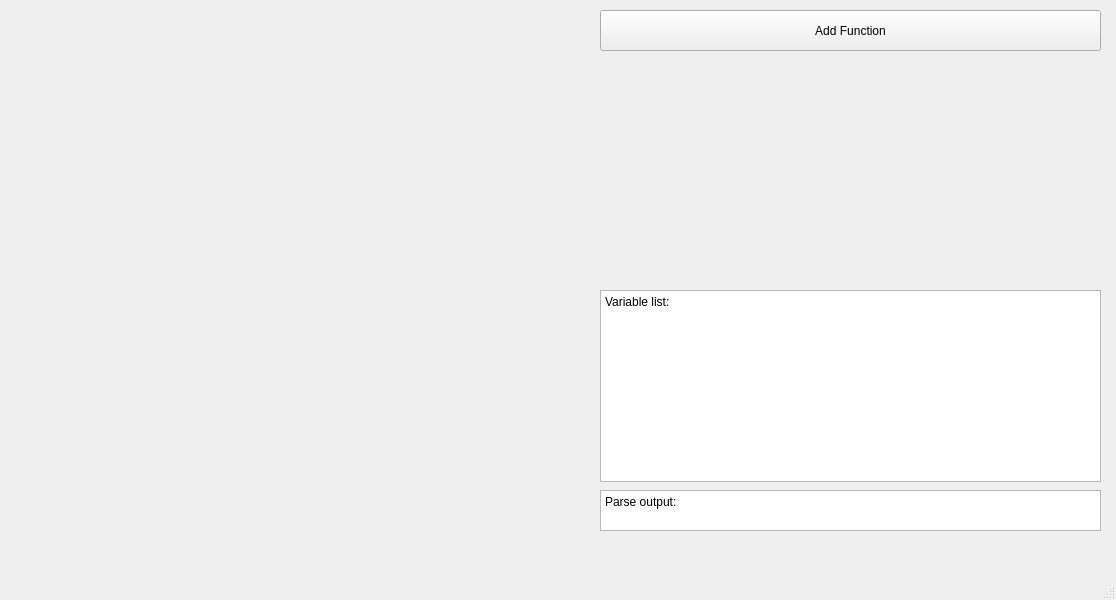
Above: mainwindow.ui from stiyqr/graphing-calculator-prototype before the change. Below: the same form after it.
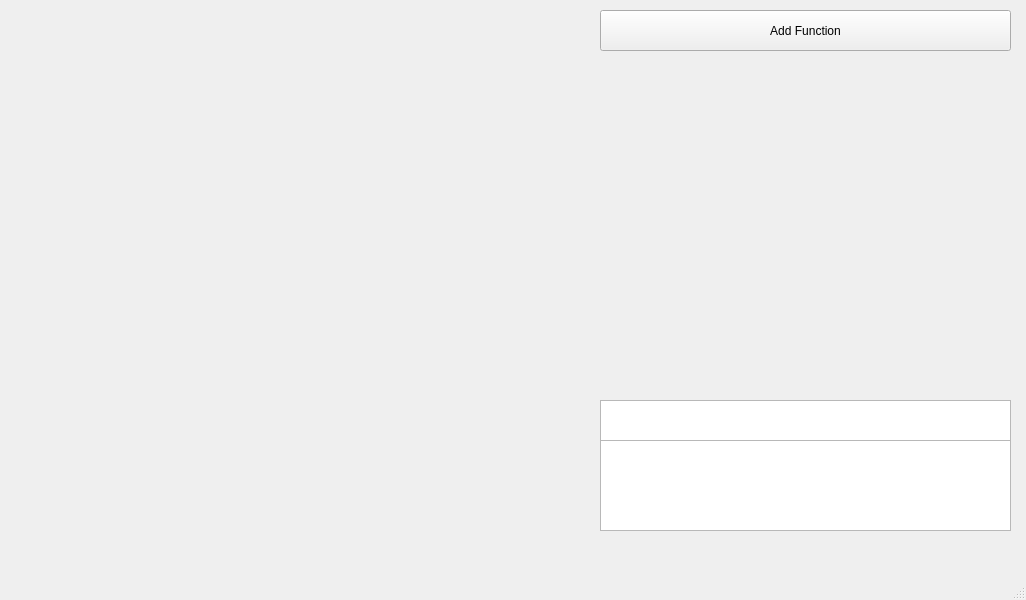
That is the form after the change. Custom widgets are drawn as their Qt base class.

Patch:
```diff
--- a/mainwindow.ui
+++ b/mainwindow.ui
@@ -6,7 +6,7 @@
    <rect>
     <x>0</x>
     <y>0</y>
-    <width>1116</width>
+    <width>1026</width>
     <height>600</height>
    </rect>
   </property>
@@ -29,7 +29,7 @@
      <rect>
       <x>600</x>
       <y>10</y>
-      <width>501</width>
+      <width>411</width>
       <height>41</height>
      </rect>
     </property>
@@ -42,8 +42,8 @@
      <rect>
       <x>600</x>
       <y>60</y>
-      <width>501</width>
-      <height>221</height>
+      <width>411</width>
+      <height>331</height>
      </rect>
     </property>
     <layout class="QVBoxLayout" name="vLayout" stretch="0">
@@ -66,36 +66,21 @@
     <property name="geometry">
      <rect>
       <x>600</x>
-      <y>490</y>
-      <width>501</width>
+      <y>400</y>
+      <width>411</width>
       <height>41</height>
      </rect>
     </property>
-    <property name="html">
-     <string>&lt;!DOCTYPE HTML PUBLIC &quot;-//W3C//DTD HTML 4.0//EN&quot; &quot;http://www.w3.org/TR/REC-html40/strict.dtd&quot;&gt;
-&lt;html&gt;&lt;head&gt;&lt;meta name=&quot;qrichtext&quot; content=&quot;1&quot; /&gt;&lt;meta charset=&quot;utf-8&quot; /&gt;&lt;style type=&quot;text/css&quot;&gt;
-p, li { white-space: pre-wrap; }
-&lt;/style&gt;&lt;/head&gt;&lt;body style=&quot; font-family:'Segoe UI'; font-size:9pt; font-weight:400; font-style:normal;&quot;&gt;
-&lt;p style=&quot; margin-top:0px; margin-bottom:0px; margin-left:0px; margin-right:0px; -qt-block-indent:0; text-indent:0px;&quot;&gt;Parse output:&lt;/p&gt;&lt;/body&gt;&lt;/html&gt;</string>
-    </property>
    </widget>
    <widget class="QTextBrowser" name="txt_varlist">
     <property name="geometry">
      <rect>
       <x>600</x>
-      <y>290</y>
-      <width>501</width>
-      <height>192</height>
+      <y>440</y>
+      <width>411</width>
+      <height>91</height>
      </rect>
     </property>
-    <property name="html">
-     <string>&lt;!DOCTYPE HTML PUBLIC &quot;-//W3C//DTD HTML 4.0//EN&quot; &quot;http://www.w3.org/TR/REC-html40/strict.dtd&quot;&gt;
-&lt;html&gt;&lt;head&gt;&lt;meta name=&quot;qrichtext&quot; content=&quot;1&quot; /&gt;&lt;meta charset=&quot;utf-8&quot; /&gt;&lt;style type=&quot;text/css&quot;&gt;
-p, li { white-space: pre-wrap; }
-&lt;/style&gt;&lt;/head&gt;&lt;body style=&quot; font-family:'Segoe UI'; font-size:9pt; font-weight:400; font-style:normal;&quot;&gt;
-&lt;p style=&quot; margin-top:0px; margin-bottom:0px; margin-left:0px; margin-right:0px; -qt-block-indent:0; text-indent:0px;&quot;&gt;Variable list:&lt;/p&gt;
-&lt;p style=&quot;-qt-paragraph-type:empty; margin-top:0px; margin-bottom:0px; margin-left:0px; margin-right:0px; -qt-block-indent:0; text-indent:0px;&quot;&gt;&lt;br /&gt;&lt;/p&gt;&lt;/body&gt;&lt;/html&gt;</string>
-    </property>
    </widget>
   </widget>
   <widget class="QMenuBar" name="menubar">
```
Left out of the diff: 2 changed lines with no effect on the pictures.
